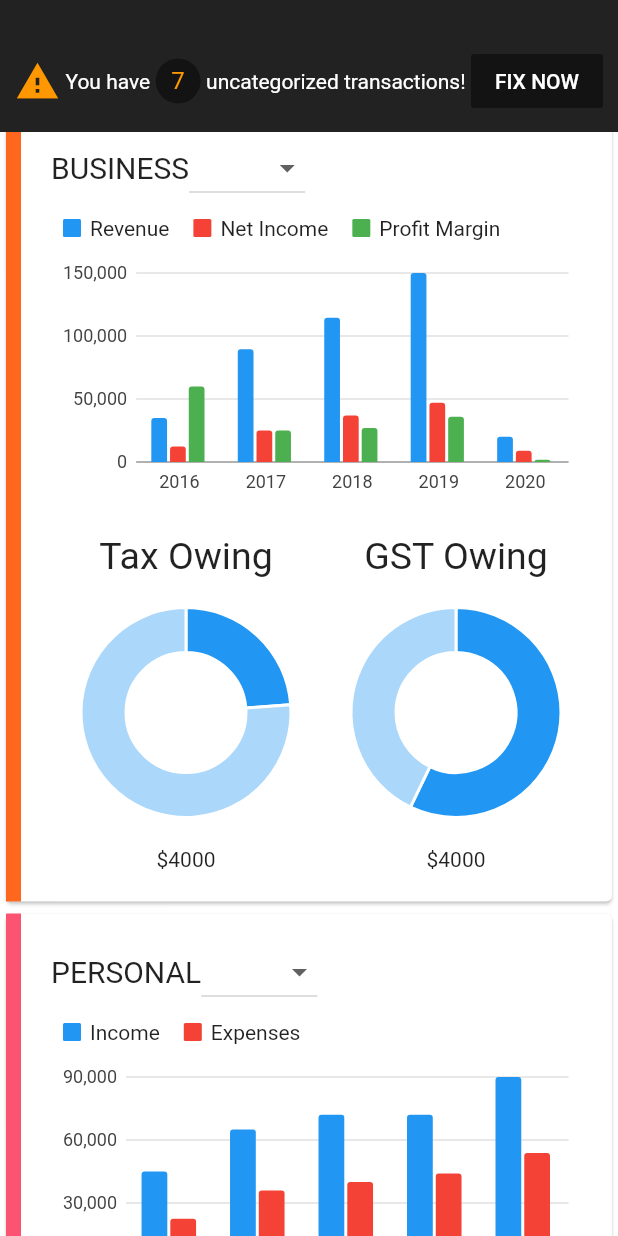
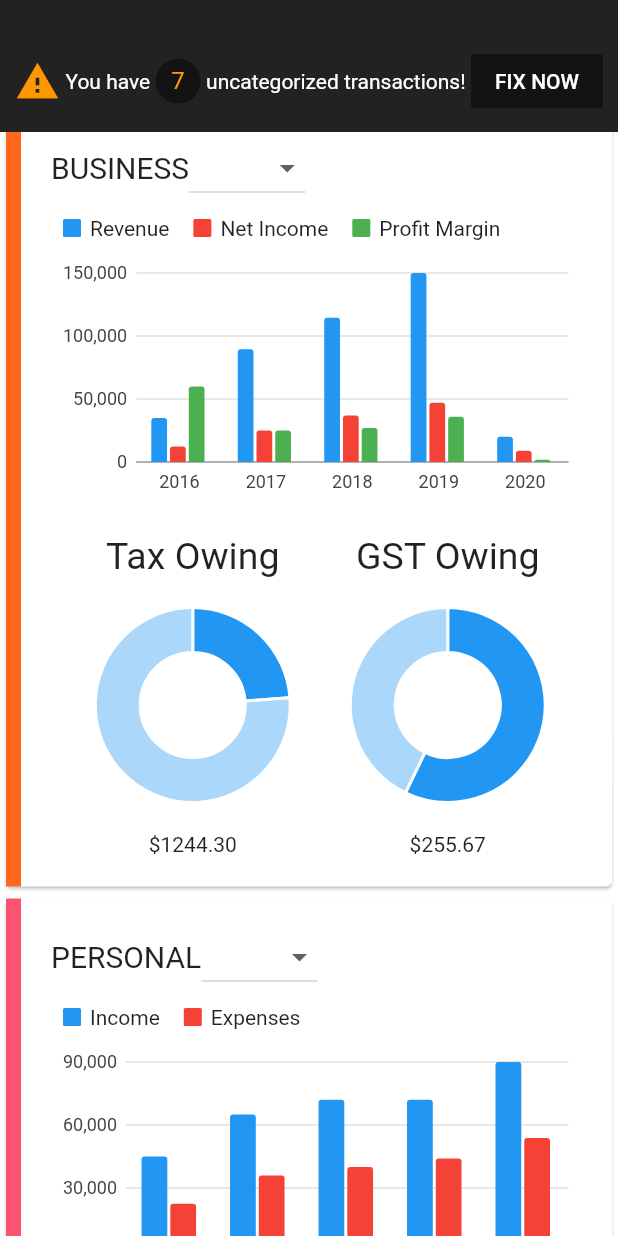
Before and after one commit to foresthpark/atb_hackathon2020, a Flutter app: the OverviewPage screen opened directly, scrolled down 1152 dp, on a phone screen of 412 x 824 dp. Run offline on Flutter 3.47's test engine with Material 2 defaults, Android fonts, the light colour scheme and no system bars; our stand-ins replace after_layout, charts_flutter, flutter_slidable, google_nav_bar, introduction_screen, line_icons and 2 more; missing offline and left inert: beauty_textfield, qrscan, slide_to_confirm, transformer_page_view.

Commit message:
fix donut graph sizes

```diff
--- a/lib/views/overview/overview.dart
+++ b/lib/views/overview/overview.dart
@@ -732,8 +732,8 @@ var deductions = Card(
                 children: <Widget>[
                   Text("Travel", style: TextStyle(fontSize: 25.0)),
                   Container(
-                    width: 180,
-                    height: 180,
+                    width: 170,
+                    height: 170,
                     child: DonutPieChart.withSampleData(),
                   ),
                   Text("\$4000"),
@@ -743,8 +743,8 @@ var deductions = Card(
                 children: <Widget>[
                   Text("Utilities", style: TextStyle(fontSize: 25.0)),
                   Container(
-                    width: 180,
-                    height: 180,
+                    width: 170,
+                    height: 170,
                     child: DonutPieChart.withSampleData2(),
                   ),
                   Text("\$4000"),
@@ -762,8 +762,8 @@ var deductions = Card(
                 children: <Widget>[
                   Text("Workspace", style: TextStyle(fontSize: 25.0)),
                   Container(
-                    width: 180,
-                    height: 180,
+                    width: 170,
+                    height: 170,
                     child: DonutPieChart.withSampleData(),
                   ),
                   Text("\$4000"),
@@ -773,8 +773,8 @@ var deductions = Card(
                 children: <Widget>[
                   Text("Subscriptions", style: TextStyle(fontSize: 25.0)),
                   Container(
-                    width: 180,
-                    height: 180,
+                    width: 170,
+                    height: 170,
                     child: DonutPieChart.withSampleData(),
                   ),
                   Text("\$4000"),
@@ -833,22 +833,22 @@ var business = Card(
                 children: <Widget>[
                   Text("Tax Owing", style: TextStyle(fontSize: 25.0)),
                   Container(
-                    width: 180,
-                    height: 180,
+                    width: 170,
+                    height: 170,
                     child: DonutPieChart.withSampleData(),
                   ),
-                  Text("\$4000"),
+                  Text("\$1244.30"),
                 ],
               ),
               Column(
                 children: <Widget>[
                   Text("GST Owing", style: TextStyle(fontSize: 25.0)),
                   Container(
-                    width: 180,
-                    height: 180,
+                    width: 170,
+                    height: 170,
                     child: DonutPieChart.withSampleData2(),
                   ),
-                  Text("\$4000"),
+                  Text("\$255.67"),
                 ],
               )
             ],
```
